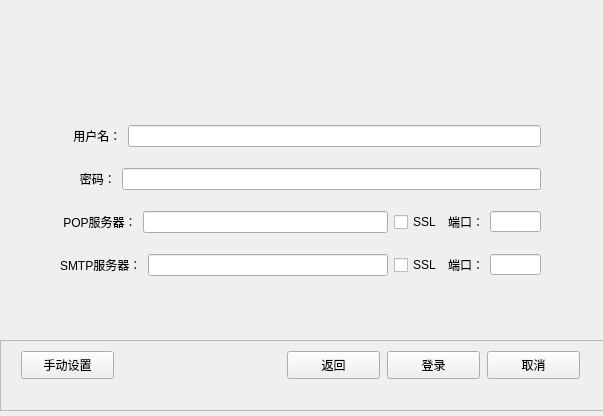
Qt form foxmail/ui/accountdialog.ui (newhustdebug/pxmail) before a commit.
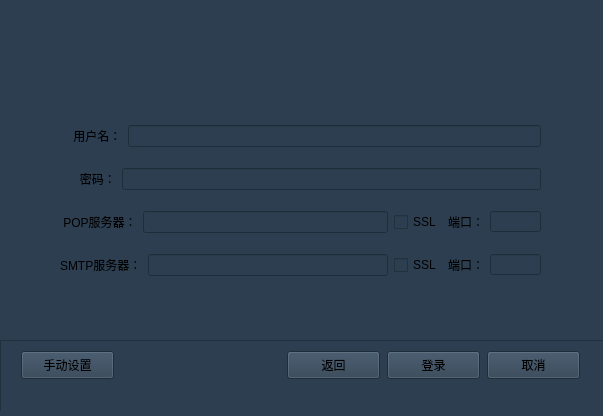
The same form after that commit. Icons and pictures are not drawn.

The edit to the form file:
```diff
--- a/foxmail/ui/accountdialog.ui
+++ b/foxmail/ui/accountdialog.ui
@@ -32,6 +32,9 @@
    <iconset>
     <normaloff>logo.png</normaloff>logo.png</iconset>
   </property>
+  <property name="styleSheet">
+   <string notr="true">background-color: #2c3e50;</string>
+  </property>
   <widget class="QWidget" name="centralwidget">
    <widget class="QFrame" name="frame">
     <property name="geometry">
```
